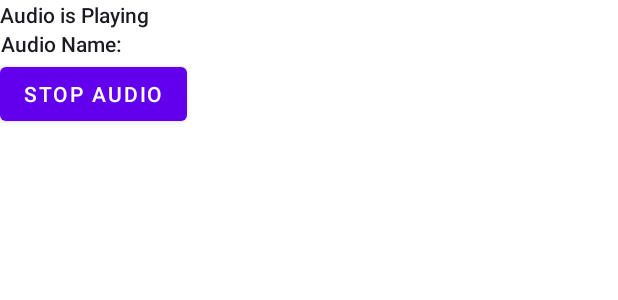
After one commit to felicherivarez91/Hessa, an Android app: the layout notification_view.xml on its own in the app's theme, with its tools: preview values and no code run, on a phone screen of 412 x 824 dp. The commit adds this screen. Shown: the top 300 px of the screen. Run offline under Robolectric (Android 15) with nearby library versions, the phone set to English and light mode, and no system bars.

Commit message:
changes in notification view and stopping audio using pending intent

```diff
--- a/app/src/main/AndroidManifest.xml
+++ b/app/src/main/AndroidManifest.xml
@@ -3,7 +3,7 @@
     xmlns:tools="http://schemas.android.com/tools">
 
     <uses-permission android:name="android.permission.FOREGROUND_SERVICE" />
-
+    <uses-permission android:name="android.permission.CANCEL_NOTIFICATIONS" />
     <application
         android:allowBackup="true"
         android:dataExtractionRules="@xml/data_extraction_rules"
--- /dev/null
+++ b/app/src/main/res/layout/notification_view.xml
@@ -0,0 +1,31 @@
+<?xml version="1.0" encoding="utf-8"?>
+<LinearLayout xmlns:android="http://schemas.android.com/apk/res/android"
+    android:layout_width="match_parent"
+    android:orientation="vertical"
+    android:layout_height="match_parent">
+
+    <TextView
+
+        android:id="@+id/tvTitle"
+        android:layout_width="wrap_content"
+        android:layout_height="wrap_content"
+        android:gravity="center"
+        android:text="@string/title"
+        style="@style/TextAppearance.Compat.Notification.Title"
+        />
+
+    <TextView
+        android:id="@+id/tvContent"
+        android:layout_width="wrap_content"
+        android:layout_height="wrap_content"
+        android:gravity="center"
+        style="@style/TextAppearance.Compat.Notification.Title"
+        android:text="@string/Content" />
+
+    <Button
+        android:id="@+id/btnStop"
+        android:layout_width="wrap_content"
+        android:layout_height="wrap_content"
+        android:gravity="center"
+        android:text="@string/stop_audio" />
+</LinearLayout>
--- a/app/src/main/res/values/strings.xml
+++ b/app/src/main/res/values/strings.xml
@@ -1,4 +1,7 @@
 <resources>
     <string name="app_name">ForegroundServiceApp</string>
     <string name="song_name">SongName</string>
+    <string name="title">Audio is Playing</string>
+    <string name="Content">"Audio Name: "</string>
+    <string name="stop_audio">Stop Audio</string>
 </resources>
```
Also changed, not shown: app/src/main/java/com/example/foregroundserviceapp/MainActivity.kt (+35 -6 lines), app/src/main/java/com/example/foregroundserviceapp/MyService.kt (+77 -24 lines).
